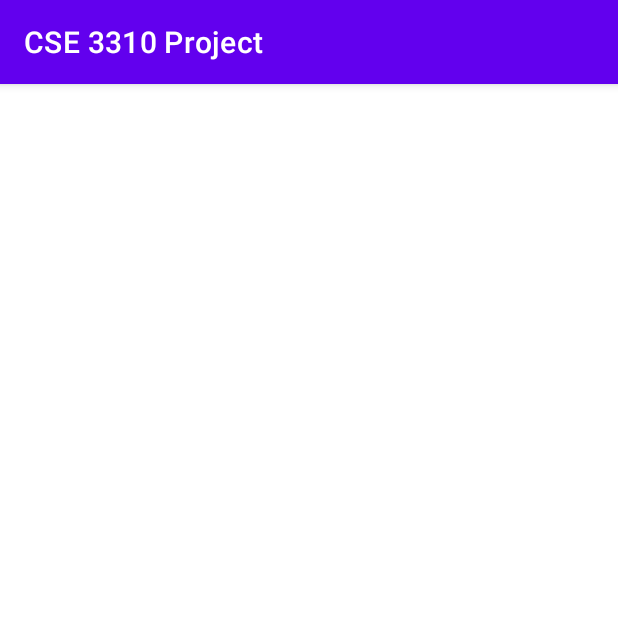
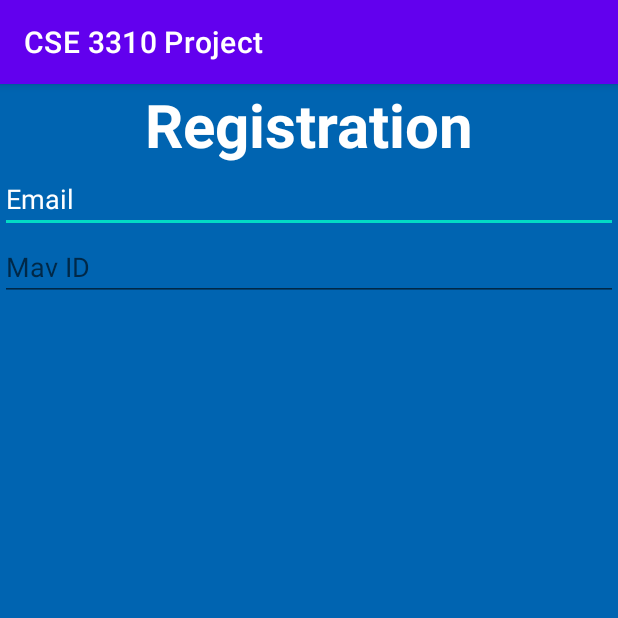
Before and after one commit to CodyMonJones/CSE3310-SIE, an Android app: the screen it shows after launch (HomeActivity before the commit, RegistrationActivity after it), after a tap on "REGISTER", on a phone screen of 412 x 824 dp, the top half of it. Run offline under Robolectric (Android 15) with nearby library versions, the phone set to English and light mode, and no system bars.

Commit message:
added registration activity

```diff
--- a/CSE3310Project/app/build.gradle
+++ b/CSE3310Project/app/build.gradle
@@ -25,6 +25,9 @@ android {
         sourceCompatibility JavaVersion.VERSION_1_8
         targetCompatibility JavaVersion.VERSION_1_8
     }
+    buildFeatures {
+        viewBinding true
+    }
 }
 
 dependencies {
@@ -32,6 +35,8 @@ dependencies {
     implementation 'androidx.appcompat:appcompat:1.5.1'
     implementation 'com.google.android.material:material:1.6.1'
     implementation 'androidx.constraintlayout:constraintlayout:2.1.4'
+    implementation 'androidx.navigation:navigation-fragment:2.5.2'
+    implementation 'androidx.navigation:navigation-ui:2.5.2'
     testImplementation 'junit:junit:4.13.2'
     androidTestImplementation 'androidx.test.ext:junit:1.1.3'
     androidTestImplementation 'androidx.test.espresso:espresso-core:3.4.0'
--- a/CSE3310Project/app/src/main/java/com/example/cse3310project/LoginActivity.java
+++ b/CSE3310Project/app/src/main/java/com/example/cse3310project/LoginActivity.java
@@ -36,7 +36,7 @@ public class LoginActivity extends AppCompatActivity implements View.OnClickList
         switch(view.getId())
         {
             case R.id.RegisterButton:
-                Intent i = new Intent(LoginActivity.this, HomeActivity.class);
+                Intent i = new Intent(LoginActivity.this, RegistrationActivity.class);
                 startActivity(i);
                 finish();
                 break;
--- /dev/null
+++ b/CSE3310Project/app/src/main/java/com/example/cse3310project/RegistrationActivity.java
@@ -0,0 +1,14 @@
+package com.example.cse3310project;
+
+import androidx.appcompat.app.AppCompatActivity;
+
+import android.os.Bundle;
+
+public class RegistrationActivity extends AppCompatActivity {
+
+    @Override
+    protected void onCreate(Bundle savedInstanceState) {
+        super.onCreate(savedInstanceState);
+        setContentView(R.layout.activity_registration);
+    }
+}
--- /dev/null
+++ b/CSE3310Project/app/src/main/res/layout/activity_registration.xml
@@ -0,0 +1,35 @@
+<?xml version="1.0" encoding="utf-8"?>
+<RelativeLayout xmlns:android="http://schemas.android.com/apk/res/android"
+    xmlns:app="http://schemas.android.com/apk/res-auto"
+    xmlns:tools="http://schemas.android.com/tools"
+    android:layout_width="match_parent"
+    android:layout_height="match_parent"
+    tools:context=".RegistrationActivity"
+    android:background="@color/UTA_BLUE">
+
+    <TextView
+        android:layout_width="match_parent"
+        android:layout_height="wrap_content"
+        android:id="@+id/RegistrationText"
+        android:text="Registration"
+        android:textColor="@color/white"
+        android:textStyle="bold"
+        android:textAlignment="center"
+        android:textSize="40dp"/>
+
+    <EditText
+        android:layout_width="match_parent"
+        android:layout_height="wrap_content"
+        android:id="@+id/RegistrationEmail"
+        android:layout_below="@+id/RegistrationText"
+        android:hint="Email"
+        android:textColorHint="@color/white"
+        />
+
+    <EditText
+        android:layout_width="match_parent"
+        android:layout_height="wrap_content"
+        android:hint="Mav ID"
+        android:layout_below="@id/RegistrationEmail"/>
+
+</RelativeLayout>
```
Also changed, not shown: CSE3310Project/app/src/main/AndroidManifest.xml (+6 -3 lines), CSE3310Project/app/src/main/res/navigation/nav_graph.xml (added, +28 -0 lines), CSE3310Project/app/src/main/res/values/strings.xml (+9 -0 lines), CSE3310Project/app/src/main/res/values/themes.xml (+9 -0 lines).
